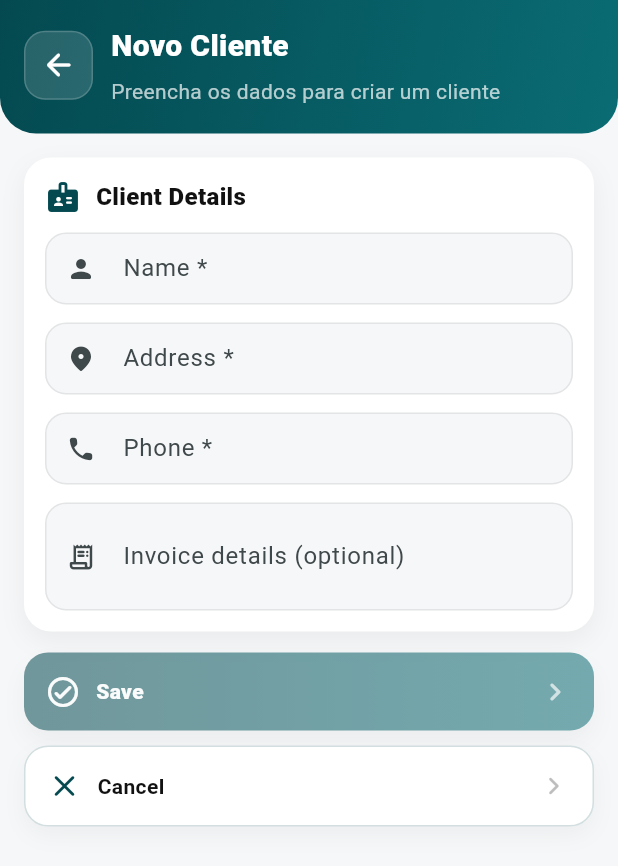
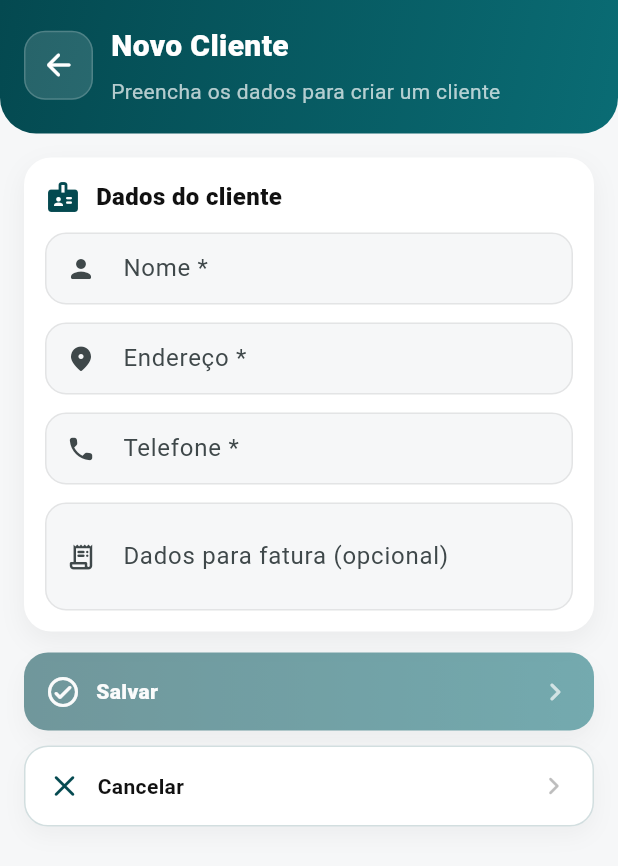
Before and after one commit to ACalixta14/ws_app, a Flutter app: the ClientFormScreen screen opened directly with empty values, on a phone screen of 412 x 824 dp. Shown: the top 866 px of the screen. Run offline on Flutter 3.47's test engine with Material 3 defaults, Android fonts, the phone set to English and light mode, and no system bars; our stand-ins replace file_picker, hive_ce_flutter, share_plus, supabase_flutter; accounts and stored records are empty.

Commit message:
Tradução para português da tela de novo cliente

```diff
--- a/ws_app/lib/screens/client_form_screen.dart
+++ b/ws_app/lib/screens/client_form_screen.dart
@@ -55,8 +55,8 @@ class _ClientFormScreenState extends State<ClientFormScreen> {
 
   String? _phoneValidator(String? v) {
     final value = v?.trim() ?? '';
-    if (value.isEmpty) return 'Telefone é obrigatório';
-    if (value.length < 6) return 'Telefone parece muito curto';
+    if (value.isEmpty) return 'O campo Telefone é obrigatório';
+    if (value.length < 6) return 'O telefone parece muito curto';
     return null;
   }
 
@@ -71,7 +71,7 @@ class _ClientFormScreenState extends State<ClientFormScreen> {
     try {
       final now = DateTime.now();
 
-      // Sync before creating (same behavior you already had).
+      // Sincroniza antes de criar (mesmo comportamento)
       await SupabaseClientsSyncService(clientRepo: widget.clientRepo).trySync();
 
       final client = Client(
@@ -93,7 +93,7 @@ class _ClientFormScreenState extends State<ClientFormScreen> {
     } catch (e) {
       if (!mounted) return;
       ScaffoldMessenger.of(context).showSnackBar(
-        SnackBar(content: Text('Save failed: $e')),
+        SnackBar(content: Text('Falha ao salvar: $e')),
       );
     } finally {
       if (mounted) setState(() => _isSaving = false);
@@ -207,35 +207,35 @@ class _ClientFormScreenState extends State<ClientFormScreen> {
                         children: [
                           const _SectionTitle(
                             icon: Icons.badge_rounded,
-                            title: 'Client Details',
+                            title: 'Dados do cliente',
                           ),
                           const SizedBox(height: 12),
 
                           _field(
-                            label: 'Name *',
-                            hint: 'Client name',
+                            label: 'Nome *',
+                            hint: 'Nome do cliente',
                             controller: _nameCtrl,
                             textInputAction: TextInputAction.next,
-                            validator: (v) => _required(v, 'Name'),
+                            validator: (v) => _required(v, 'Nome'),
                             keyboardType: TextInputType.name,
                             icon: Icons.person_rounded,
                           ),
                           const SizedBox(height: 12),
 
                           _field(
-                            label: 'Address *',
-                            hint: 'Street, city…',
+                            label: 'Endereço *',
+                            hint: 'Rua, cidade…',
                             controller: _addressCtrl,
                             textInputAction: TextInputAction.next,
-                            validator: (v) => _required(v, 'Address'),
+                            validator: (v) => _required(v, 'Endereço'),
                             keyboardType: TextInputType.streetAddress,
                             icon: Icons.location_on_rounded,
                           ),
                           const SizedBox(height: 12),
 
                           _field(
-                            label: 'Phone *',
-                            hint: 'Contact phone',
+                            label: 'Telefone *',
+                            hint: 'Telefone de contato',
                             controller: _phoneCtrl,
                             textInputAction: TextInputAction.next,
                             validator: _phoneValidator,
@@ -245,8 +245,8 @@ class _ClientFormScreenState extends State<ClientFormScreen> {
                           const SizedBox(height: 12),
 
                           _field(
-                            label: 'Invoice details (optional)',
-                            hint: 'NIF, billing name, notes…',
+                            label: 'Dados para fatura (opcional)',
+                            hint: 'NIF, nome fiscal, observações…',
                             controller: _invoiceCtrl,
                             textInputAction: TextInputAction.done,
                             validator: (v) => null,
@@ -270,14 +270,14 @@ class _ClientFormScreenState extends State<ClientFormScreen> {
                   child: Column(
                     children: [
                       _primaryButton(
-                        label: _isSaving ? 'Saving…' : 'Save',
+                        label: _isSaving ? 'Salvando…' : 'Salvar',
                         icon: Icons.check_circle_outline_rounded,
                         enabled: _isValid && !_isSaving,
                         onTap: _save,
                       ),
                       const SizedBox(height: 10),
                       _secondaryButton(
-                        label: 'Cancel',
+                        label: 'Cancelar',
                         icon: Icons.close_rounded,
                         onTap: () => Navigator.pop(context),
                       ),
@@ -295,7 +295,7 @@ class _ClientFormScreenState extends State<ClientFormScreen> {
   }
 
   // =========================
-  // UI HELPERS (same "feel" as AdminHomeScreen)
+  // UI HELPERS
   // =========================
 
   static Widget _cardShell({required Widget child}) {
```
Also changed, not shown: ws_app/lib/screens/admin_home_screen.dart (+39 -3 lines), ws_app/lib/screens/driver_home_screen.dart (+33 -19 lines).
